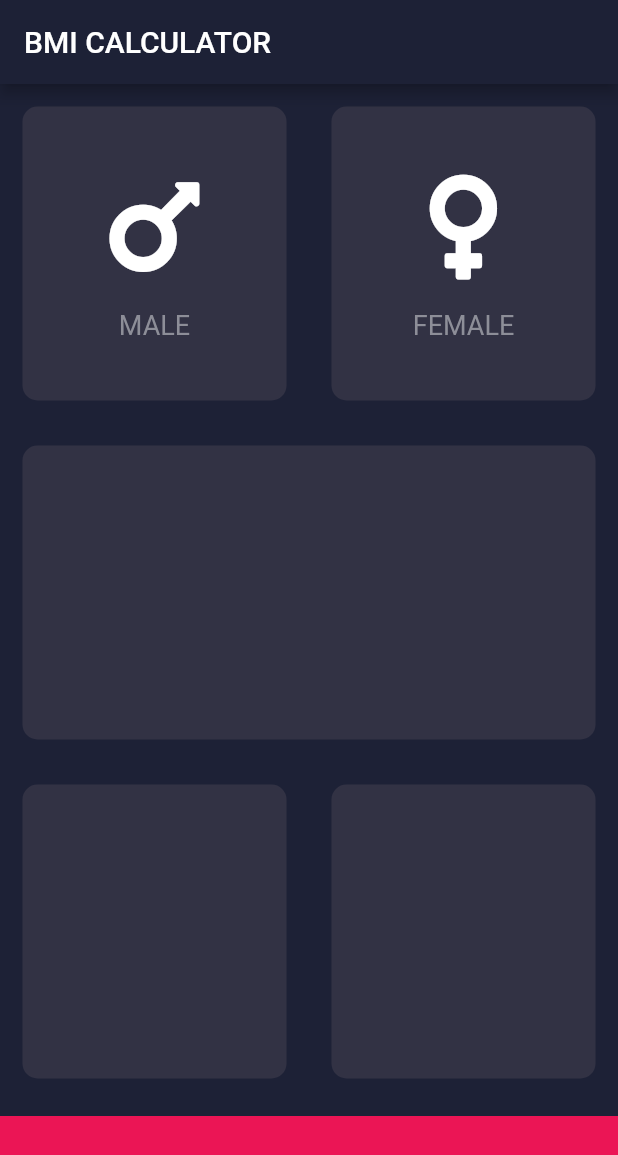
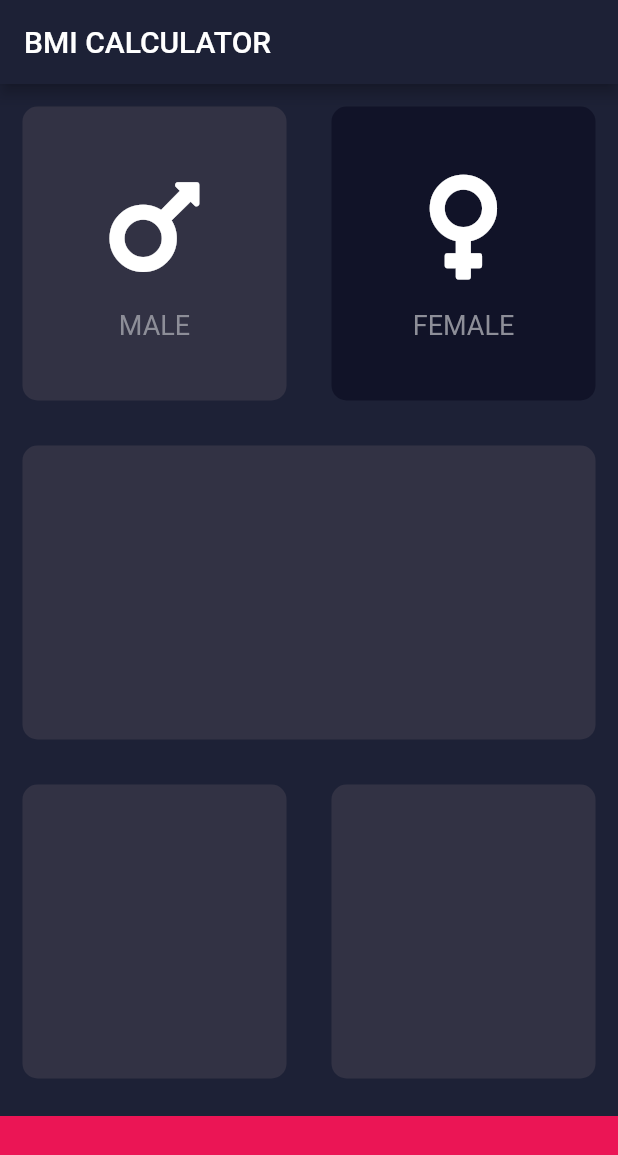
Before and after one commit to gospodi-dev/bmi_calculator, a Flutter app: the screen it shows after launch, after a tap on "MALE", on a phone screen of 412 x 824 dp. Shown: the top 1155 px of the screen. Run offline on Flutter 3.47's test engine with Material 2 defaults, Android fonts, the phone set to English and light mode, and no system bars; our stand-ins replace font_awesome_flutter.

Commit message:
Добавил изменение цвета области в зависимости от нажатия

```diff
--- a/lib/input_page.dart
+++ b/lib/input_page.dart
@@ -14,6 +14,28 @@ class InputPage extends StatefulWidget {
 }
 
 class _InputPageState extends State<InputPage> {
+  Color maleCardColour = inactiveCardColour;
+  Color femaleCardColour = inactiveCardColour;
+
+  void updateColour(int gender) {
+    if (gender == 1) {
+      if (maleCardColour == inactiveCardColour) {
+        maleCardColour = activeCardColor;
+        femaleCardColour = inactiveCardColour;
+      } else {
+        maleCardColour = inactiveCardColour;
+      }
+    }
+    if (gender == 2) {
+      if (femaleCardColour == inactiveCardColour) {
+        femaleCardColour = activeCardColor;
+        maleCardColour = inactiveCardColour;
+      } else {
+        femaleCardColour = inactiveCardColour;
+      }
+    }
+  }
+
   @override
   Widget build(BuildContext context) {
     return Scaffold(
@@ -28,10 +50,12 @@ class _InputPageState extends State<InputPage> {
                 Expanded(
                     child: GestureDetector(
                   onTap: () {
-                    print('Male card was pressed');
+                    setState(() {
+                      updateColour(1);
+                    });
                   },
                   child: ReusableCard(
-                    colour: activeCardColor,
+                    colour: maleCardColour,
                     cardChild: IconContent(
                       icon: FontAwesomeIcons.mars,
                       label: 'MALE',
@@ -39,13 +63,21 @@ class _InputPageState extends State<InputPage> {
                   ),
                 )),
                 Expanded(
+                  child: GestureDetector(
+                    onTap: () {
+                      setState(() {
+                        updateColour(2);
+                      });
+                    },
                     child: ReusableCard(
-                  colour: activeCardColor,
-                  cardChild: IconContent(
-                    icon: FontAwesomeIcons.venus,
-                    label: 'FEMALE',
+                      colour: femaleCardColour,
+                      cardChild: IconContent(
+                        icon: FontAwesomeIcons.venus,
+                        label: 'FEMALE',
+                      ),
+                    ),
                   ),
-                )),
+                ),
               ],
             )),
             Expanded(child: ReusableCard(colour: activeCardColor)),
```
